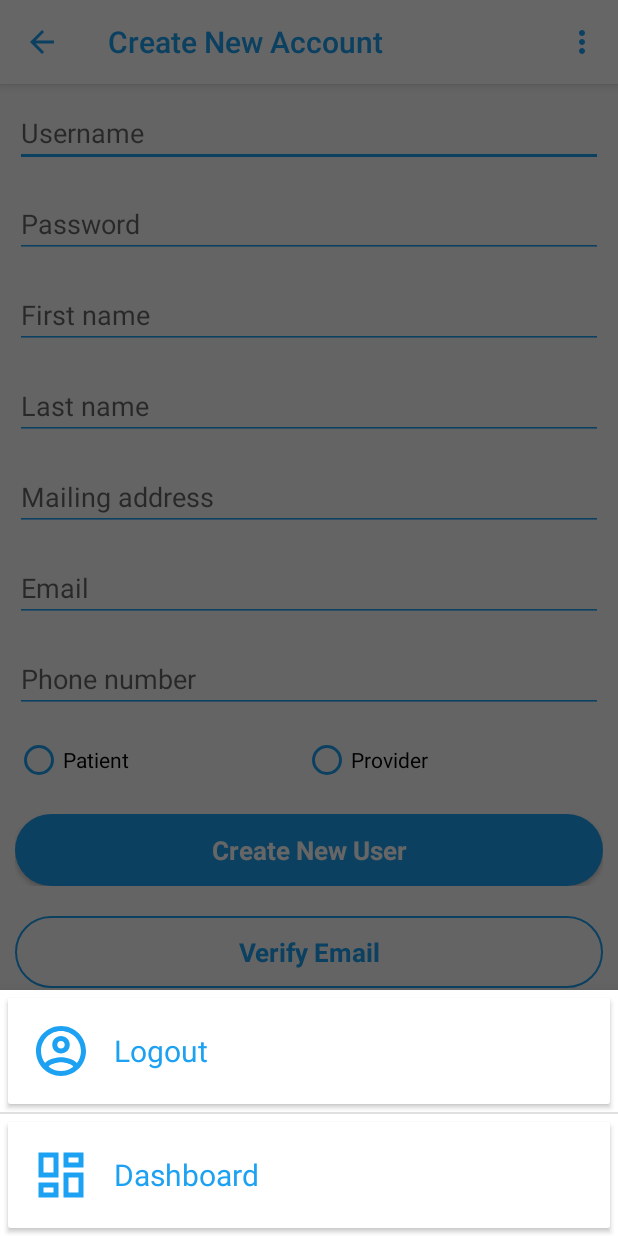
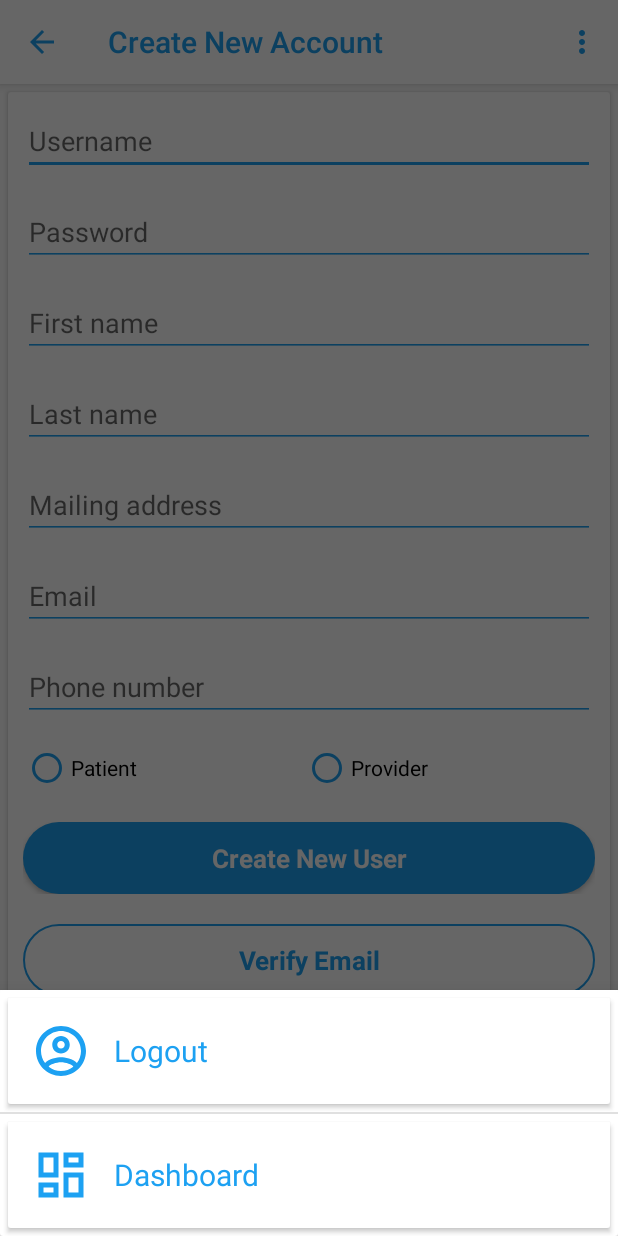
Before and after one commit to cencolca/comp313-team6-doctor-appointment-booking-app, an Android app: the RegisterActivity screen opened directly, with no data from a screen before it, after a tap on "Menu", on a phone screen of 412 x 824 dp. Run offline under Robolectric (Android 15) with nearby library versions, the phone set to English and light mode, and no system bars.

```diff
--- a/app/src/main/res/layout/activity_dr_profile.xml
+++ b/app/src/main/res/layout/activity_dr_profile.xml
@@ -1,4 +1,5 @@
 <?xml version="1.0" encoding="utf-8"?>
+
 <layout xmlns:android="http://schemas.android.com/apk/res/android"
     xmlns:app="http://schemas.android.com/apk/res-auto"
     xmlns:tools="http://schemas.android.com/tools">
--- a/app/src/main/res/layout/activity_maps.xml
+++ b/app/src/main/res/layout/activity_maps.xml
@@ -1,4 +1,8 @@
 <?xml version="1.0" encoding="utf-8"?>
+<android.support.v7.widget.CardView android:layout_width="match_parent"
+    android:layout_height="match_parent"
+    android:layout_margin="5dp"
+    xmlns:android="http://schemas.android.com/apk/res/android">
 <RelativeLayout xmlns:android="http://schemas.android.com/apk/res/android"
     xmlns:tools="http://schemas.android.com/tools"
     android:layout_width="match_parent"
@@ -132,3 +136,4 @@
     </LinearLayout>-->
     <!--</FrameLayout>-->
 </RelativeLayout>
+</android.support.v7.widget.CardView>
--- a/app/src/main/res/layout/activity_new_user_register.xml
+++ b/app/src/main/res/layout/activity_new_user_register.xml
@@ -1,4 +1,9 @@
 <?xml version="1.0" encoding="utf-8"?>
+
+<android.support.v7.widget.CardView android:layout_width="match_parent"
+    android:layout_height="match_parent"
+    android:layout_margin="5dp"
+    xmlns:android="http://schemas.android.com/apk/res/android">
 <LinearLayout xmlns:android="http://schemas.android.com/apk/res/android"
     xmlns:tools="http://schemas.android.com/tools"
     android:layout_width="match_parent"
@@ -210,3 +215,4 @@
         </LinearLayout>
     </ScrollView>
 </LinearLayout>
+</android.support.v7.widget.CardView>
--- a/app/src/main/res/layout/menu_dialog.xml
+++ b/app/src/main/res/layout/menu_dialog.xml
@@ -1,4 +1,10 @@
 <?xml version="1.0" encoding="utf-8"?>
+<android.support.v7.widget.CardView xmlns:tools="http://schemas.android.com/tools"
+    android:layout_width="match_parent"
+    android:layout_height="wrap_content"
+    android:layout_margin="5dp"
+    xmlns:android="http://schemas.android.com/apk/res/android">
+
 <LinearLayout xmlns:android="http://schemas.android.com/apk/res/android"
     android:layout_width="match_parent"
     android:layout_height="match_parent"
@@ -11,3 +17,4 @@
         android:layout_height="wrap_content" />
 
 </LinearLayout>
+</android.support.v7.widget.CardView>
```
Also changed, not shown: app/src/main/res/layout/infowindowcustom.xml (+7 -0 lines).
